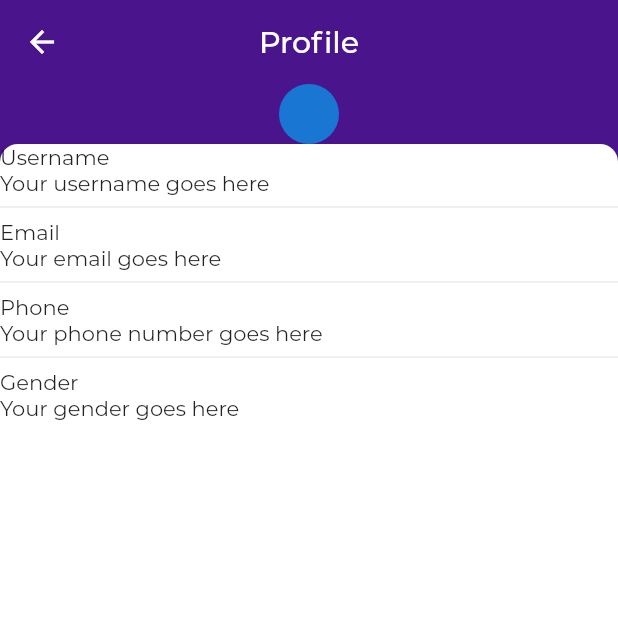
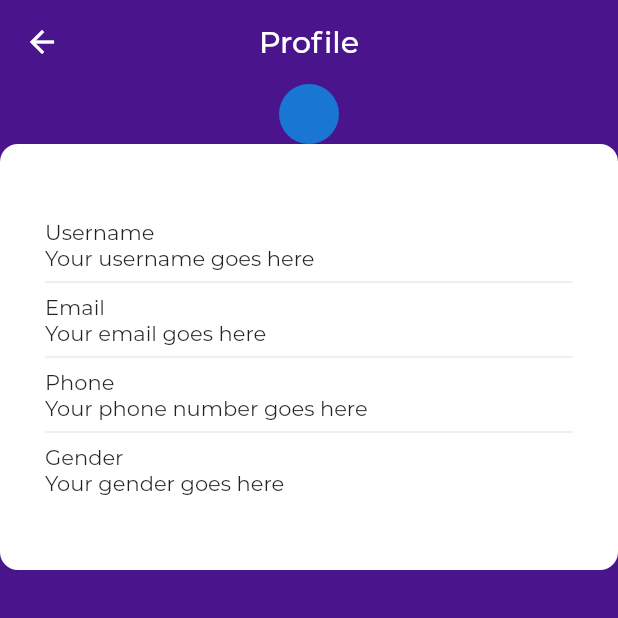
Before and after one commit to onumengine/displaya-HNG, a Flutter app: the screen it shows after launch, on a phone screen of 412 x 824 dp, the top half of it. Run offline on Flutter 3.47's test engine with Material 2 defaults, Android fonts, the light colour scheme and no system bars; project files that could hold a hidden picture were left out.

Commit message:
Add padding to the profile details column

```diff
--- a/lib/profile_screen.dart
+++ b/lib/profile_screen.dart
@@ -20,11 +20,13 @@ class _ProfileScreenState extends State<ProfileScreen> {
           children: [
             CircleAvatar(),
             Container(
-                height: MediaQuery.of(context).size.height,
-                decoration: BoxDecoration(
-                  color: Colors.white,
-                  borderRadius: BorderRadius.circular(12),
-                ),
+              decoration: BoxDecoration(
+                color: Colors.white,
+                borderRadius: BorderRadius.circular(12),
+              ),
+              child: Padding(
+                padding:
+                    const EdgeInsets.symmetric(vertical: 50, horizontal: 30),
                 child: Column(
                   crossAxisAlignment: CrossAxisAlignment.start,
                   children: <Widget>[
@@ -40,7 +42,9 @@ class _ProfileScreenState extends State<ProfileScreen> {
                     Text('Gender'),
                     Text('Your gender goes here'),
                   ],
-                )),
+                ),
+              ),
+            ),
           ],
         ),
       ),
```
